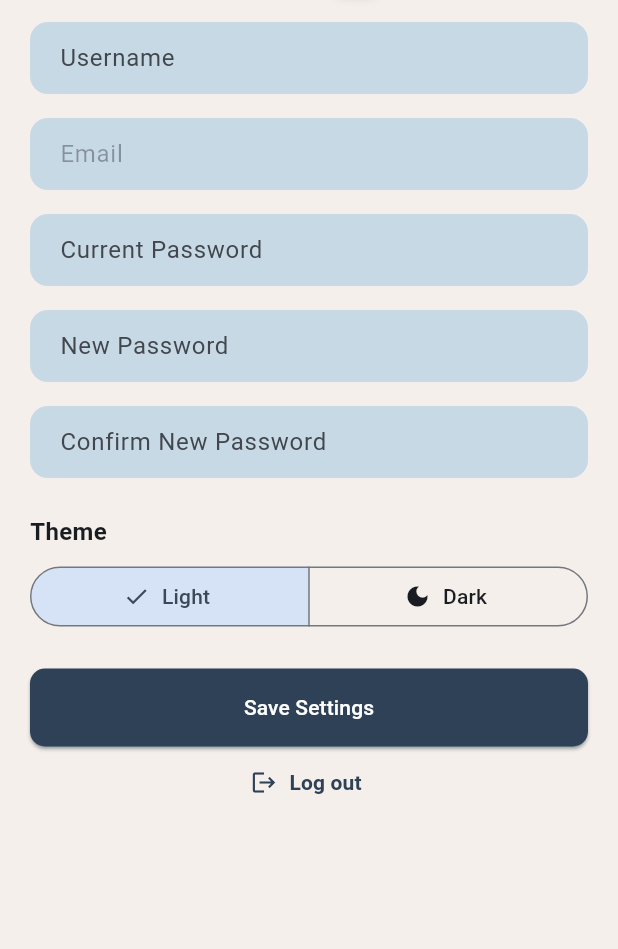
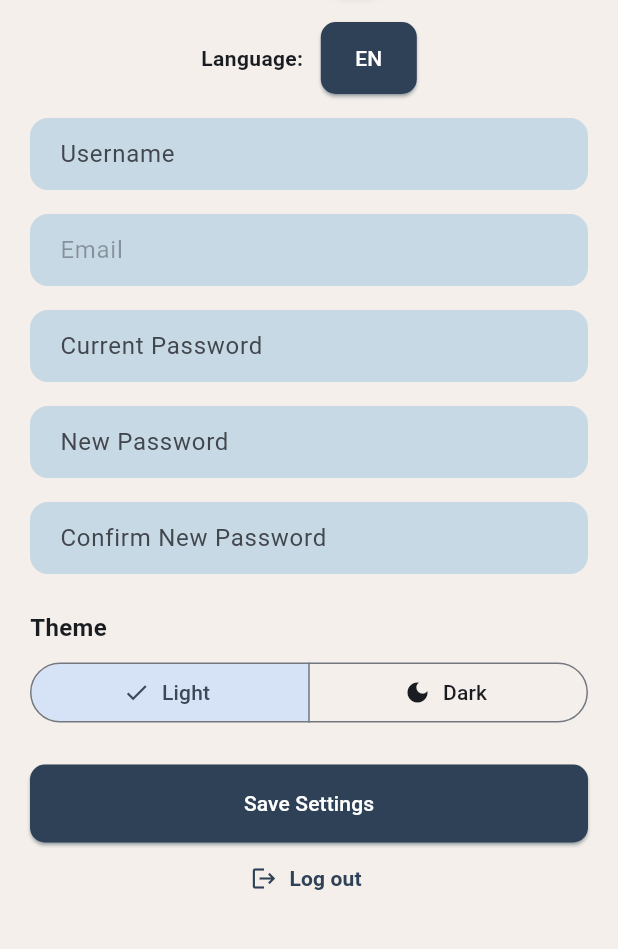
Before and after one commit to miracmuberragul/chatly_frontend, a Flutter app: the SettingsScreen screen opened directly, on a phone screen of 412 x 824 dp, the part 266-1215 px from its top. Run offline on Flutter 3.47's test engine with Material 3 defaults, Android fonts, the phone set to English and light mode, and no system bars; our stand-ins replace cloud_firestore, firebase_auth, firebase_core, firebase_storage, font_awesome_flutter, google_sign_in and 3 more; accounts and stored records are empty.

Commit message:
settings

```diff
--- a/chatly/lib/screens/settings.dart
+++ b/chatly/lib/screens/settings.dart
@@ -11,6 +11,10 @@ import '../theme/theme_controller.dart';
 import '../services/user_service.dart';
 import '../models/user_model.dart'; // Eğer tip olarak kullanmıyorsan kaldırabilirsin.
 
+import 'package:flutter_localizations/flutter_localizations.dart';
+import 'package:chatly/l10n/language_controller.dart';
+import 'package:flutter_gen/gen_l10n/app_localizations.dart';
+
 class SettingsScreen extends StatefulWidget {
   const SettingsScreen({super.key});
 
@@ -19,6 +23,8 @@ class SettingsScreen extends StatefulWidget {
 }
 
 class _SettingsScreenState extends State<SettingsScreen> {
+  bool isEnglish = true; // Varsayılan dil
+
   final TextEditingController _usernameController = TextEditingController();
   final TextEditingController _emailController = TextEditingController();
   final TextEditingController _oldPasswordController =
@@ -231,6 +237,33 @@ class _SettingsScreenState extends State<SettingsScreen> {
 
               const SizedBox(height: 16),
 
+              Row(
+                mainAxisAlignment: MainAxisAlignment.center,
+                children: [
+                  Text(
+                    'Language: ',
+                    style: TextStyle(fontWeight: FontWeight.w600),
+                  ),
+                  const SizedBox(width: 8),
+                  ElevatedButton(
+                    onPressed: () {
+                      setState(() {
+                        isEnglish = !isEnglish;
+                        final newLocale = isEnglish
+                            ? const Locale('en')
+                            : const Locale('tr');
+                        Provider.of<LanguageController>(
+                          context,
+                          listen: false,
+                        ).setLocale(newLocale);
+                      });
+                    },
+                    child: Text(isEnglish ? 'EN' : 'TR'),
+                  ),
+                ],
+              ),
+              const SizedBox(height: 16),
+
               _buildTextField(
                 label: 'Username',
                 controller: _usernameController,
```
